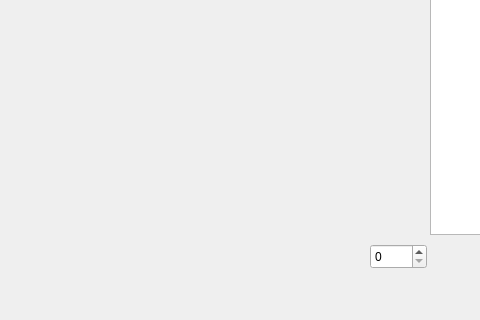
Before: the Qt Designer form resources/psth.ui in coxlab/mworks_realtime_tools, drawn with Qt 5; both pictures show x 0 to 480 and y 126 to 446 of the 940 by 446 pixel window.
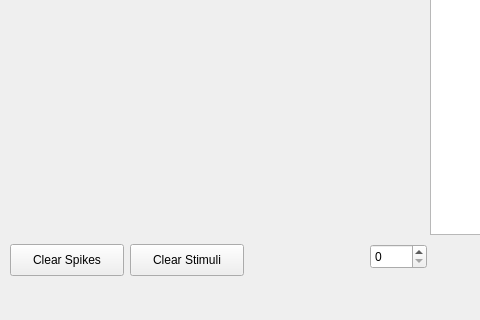
After: the same form once the commit is applied.

Commit message: updated qt online with stim sorting and clearning

What changed in the file:
```diff
--- a/resources/psth.ui
+++ b/resources/psth.ui
@@ -48,6 +48,32 @@
      <number>31</number>
     </property>
    </widget>
+   <widget class="QPushButton" name="resetButton">
+    <property name="geometry">
+     <rect>
+      <x>10</x>
+      <y>370</y>
+      <width>114</width>
+      <height>32</height>
+     </rect>
+    </property>
+    <property name="text">
+     <string>Clear Spikes</string>
+    </property>
+   </widget>
+   <widget class="QPushButton" name="resetButton_2">
+    <property name="geometry">
+     <rect>
+      <x>130</x>
+      <y>370</y>
+      <width>114</width>
+      <height>32</height>
+     </rect>
+    </property>
+    <property name="text">
+     <string>Clear Stimuli</string>
+    </property>
+   </widget>
   </widget>
   <widget class="QMenuBar" name="menubar">
    <property name="geometry">
```
Left out of the diff: 3 changed lines with no effect on the pictures. The commit also changes 1 other file.
